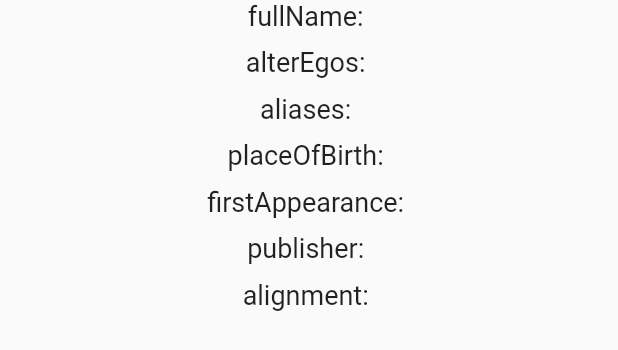
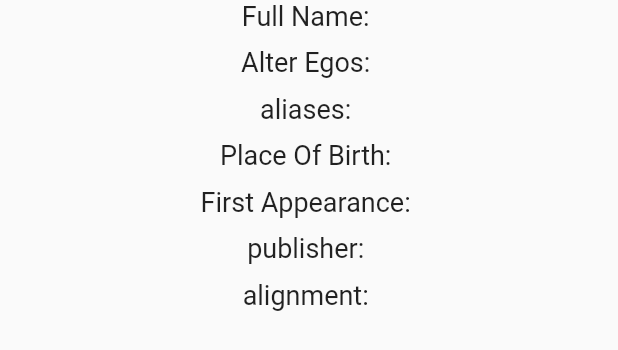
Before and after one commit to tjackmit/oricle_super_hero_wiki, a Flutter app: the CharacterBiography widget shown alone on an empty page, opened directly with empty values, on a phone screen of 412 x 824 dp. Shown: the top 350 px of the screen. Run offline on Flutter 3.47's test engine with Material 2 defaults, Android fonts, the phone set to English and light mode, and no system bars; our stand-ins replace flutter_html; network calls fail; Roboto replaces fonts that are missing (Times).

Commit message:
TimFuller - Update super_hero_api.dart and character_data.dart.

```diff
--- a/app/lib/character_data.dart
+++ b/app/lib/character_data.dart
@@ -181,7 +181,7 @@ class CharacterBiography extends StatelessWidget {
     return Column(
       children: <Widget>[
         Text(
-          'fullName: ' + fullName,
+          'Full Name: ' + fullName,
           style: TextStyle(
             // color: AppTheme.green[65],
             fontSize: 18,
@@ -190,7 +190,7 @@ class CharacterBiography extends StatelessWidget {
         ),
         SizedBox(height: 10),
         Text(
-          'alterEgos: ' + alterEgos,
+          'Alter Egos: ' + alterEgos,
           style: TextStyle(
             // color: AppTheme.green[65],
             fontSize: 18,
@@ -208,7 +208,7 @@ class CharacterBiography extends StatelessWidget {
         CharacterAliasesList(aliases),
         SizedBox(height: 10),
         Text(
-          'placeOfBirth: ' + placeOfBirth,
+          'Place Of Birth: ' + placeOfBirth,
           style: TextStyle(
             // color: AppTheme.green[65],
             fontSize: 18,
@@ -217,7 +217,7 @@ class CharacterBiography extends StatelessWidget {
         ),
         SizedBox(height: 10),
         Text(
-          'firstAppearance: ' + firstAppearance,
+          'First Appearance: ' + firstAppearance,
           style: TextStyle(
             // color: AppTheme.green[65],
             fontSize: 18,
@@ -376,8 +376,8 @@ class CharacterConnections extends StatelessWidget {
   Widget build(BuildContext context) {
     return Column(
       children: <Widget>[
-        Text('groupAffiliation: ' + groupAffiliation),
-        Text('relatives: ' + relatives),
+        Text('Group Affiliation: ' + groupAffiliation),
+        Text('Relatives: ' + relatives),
       ],
     );
   }
--- a/app/lib/super_hero_api.dart
+++ b/app/lib/super_hero_api.dart
@@ -67,8 +67,6 @@ class _SuperHeroAPIPageState extends State<SuperHeroAPIPage> {
                   child: Column(
                     children: <Widget>[
                       CharacterData(superHero: superHero),
-                      // Image.network(superHero.heroImage.url),
-                      // Text(superHero.name),
                     ],
                   ),
                 ),
```
